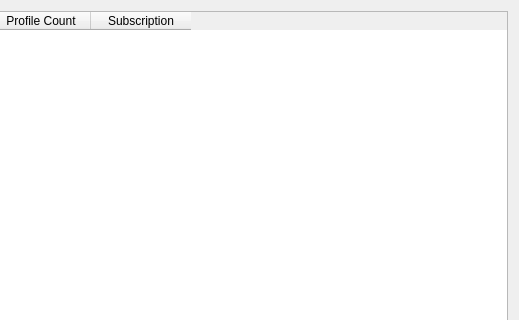
Qt form ui/dialog_manage_groups.ui (MatsuriDayo/nekoray) before a commit; both pictures show x 121 to 640 and y 0 to 320 of the 640 by 480 pixel window.
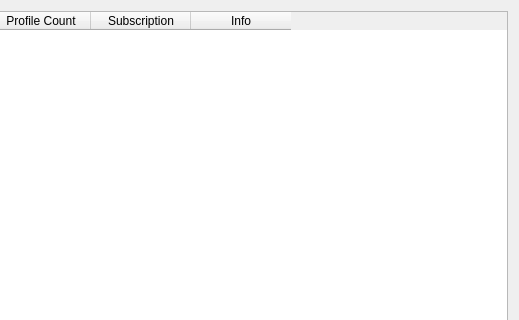
The same form after that commit.

```diff
--- a/ui/dialog_manage_groups.ui
+++ b/ui/dialog_manage_groups.ui
@@ -46,6 +46,11 @@
        <string>Subscription</string>
       </property>
      </column>
+     <column>
+      <property name="text">
+       <string>Info</string>
+      </property>
+     </column>
     </widget>
    </item>
   </layout>
```
